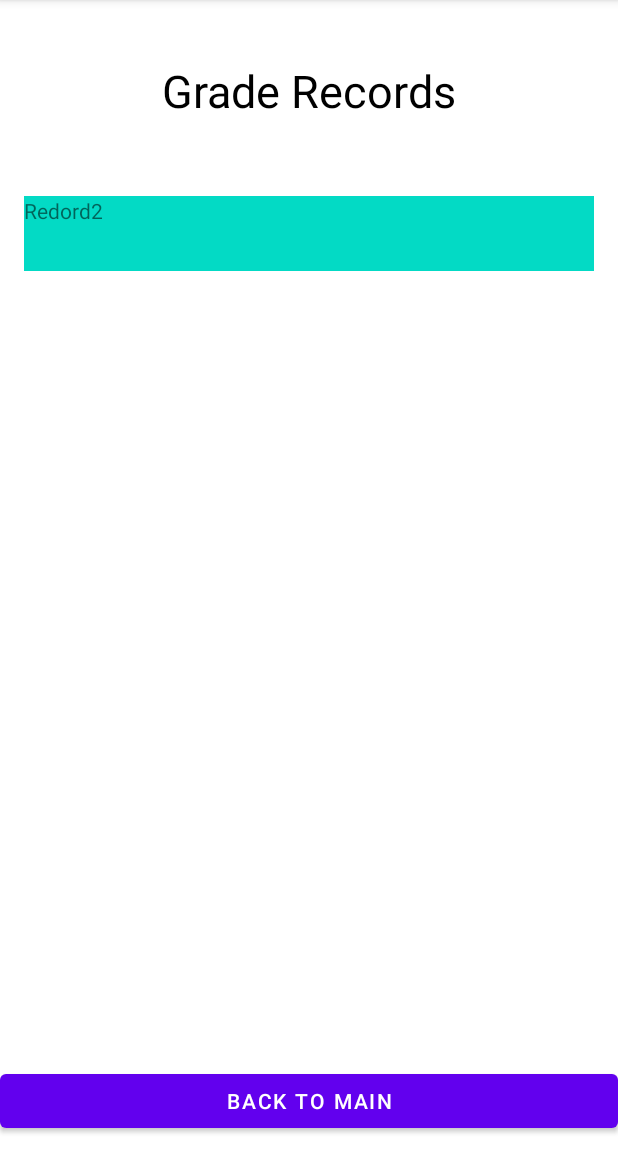
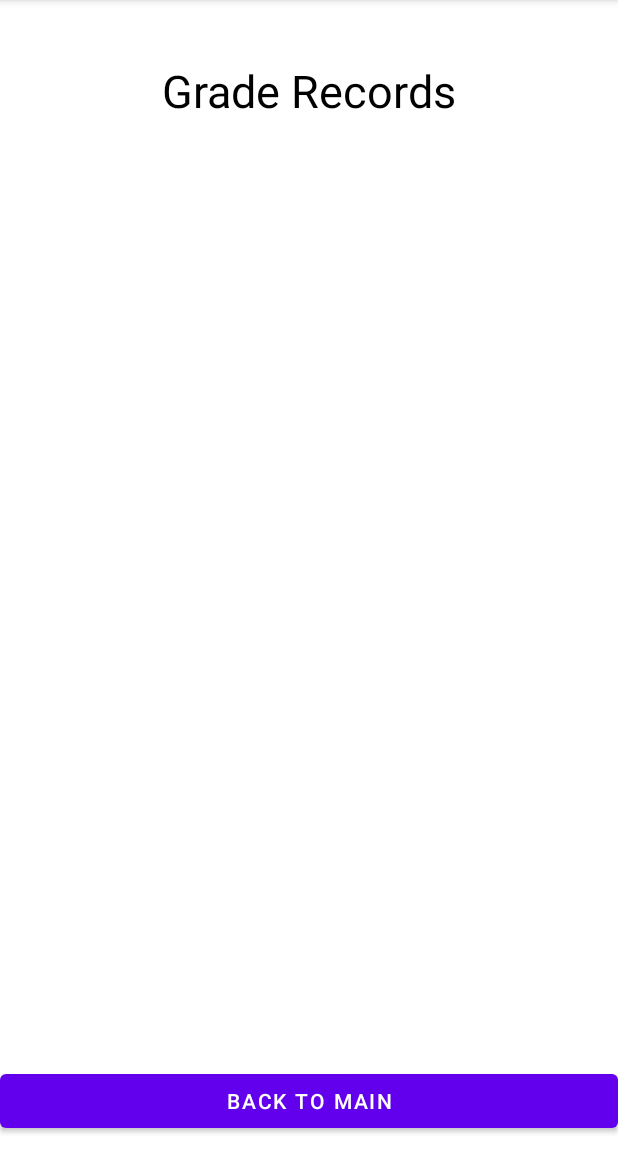
Before and after one commit to peterhuga/INFO6124Project1, an Android app: the SecondActivity screen opened directly, with no data from a screen before it, on a phone screen of 412 x 824 dp, the part 84-1236 px from its top. Run offline under Robolectric (Android 15) with nearby library versions, the phone set to English and light mode, and no system bars; 2 statements that could not run were skipped.

```diff
--- a/app/src/main/java/jwang/example/info6124lab2/SecondActivity.kt
+++ b/app/src/main/java/jwang/example/info6124lab2/SecondActivity.kt
@@ -1,29 +1,47 @@
 package jwang.example.info6124lab2
 
 import android.content.Intent
-import androidx.appcompat.app.AppCompatActivity
 import android.os.Bundle
+import android.util.Log
 import android.view.View
 import android.widget.TextView
+import androidx.appcompat.app.AppCompatActivity
+import androidx.recyclerview.widget.LinearLayoutManager
 import androidx.recyclerview.widget.RecyclerView
+import com.google.gson.Gson
+import com.google.gson.reflect.TypeToken
 
 class SecondActivity : AppCompatActivity() {
 
+    val TAG = "activity2"
+    lateinit var gradeRecordList: ArrayList<GradeRecord>
+    lateinit var recyclerView: RecyclerView
+    lateinit var recyclerViewManager: RecyclerView.LayoutManager
 
 
-    //var recyclerView: RecyclerView = findViewById(R.id.recyclerViewRecords)
-    //var recyclerAdapter: RecyclerAdapter = RecyclerAdapter(gradeRecordList)
+
 
     override fun onCreate(savedInstanceState: Bundle?) {
         super.onCreate(savedInstanceState)
         setContentView(R.layout.activity_second)
+        Log.i(TAG, "starting")
+
+
+        gradeRecordList= ArrayList<GradeRecord>()
+        val sharedPreferences = getSharedPreferences("grade records", MODE_PRIVATE)
+        val gson = Gson()
+        val json = sharedPreferences.getString("record", "")
+        val type = object : TypeToken<ArrayList<GradeRecord>>() {}.type
+        gradeRecordList = gson.fromJson(json,type)
 
 
 
-//Testing intent sending GradeRecord object
-        val record = intent.extras?.get("extra_object") as Object
-        val displayText = findViewById<TextView>(R.id.textView7)
-        displayText.text = record.toString()
+        recyclerView = findViewById(R.id.recyclerViewRecords)
+        recyclerViewManager = LinearLayoutManager(applicationContext)
+        recyclerView.layoutManager = recyclerViewManager
+        recyclerView.setHasFixedSize(true)
+        recyclerView.adapter = RecyclerAdapter(gradeRecordList)
+
     }
 
     fun onButtonClick(view: View) {
--- a/app/src/main/res/layout/activity_second.xml
+++ b/app/src/main/res/layout/activity_second.xml
@@ -29,32 +29,18 @@
         app:layout_constraintStart_toStartOf="parent"
         android:onClick="onButtonClick"/>
 
-    <TextView
-        android:id="@+id/textView7"
-        android:layout_width="0dp"
-        android:layout_height="50dp"
-        android:layout_marginStart="16dp"
-        android:layout_marginTop="50dp"
-        android:layout_marginEnd="16dp"
-        android:background="@color/teal_200"
-        android:text="Redord2"
-        app:layout_constraintEnd_toEndOf="parent"
-        app:layout_constraintHorizontal_bias="0.5"
-        app:layout_constraintStart_toStartOf="parent"
-        app:layout_constraintTop_toBottomOf="@+id/textView3" />
-
     <androidx.recyclerview.widget.RecyclerView
         android:id="@+id/recyclerViewRecords"
-        android:layout_width="409dp"
-        android:layout_height="492dp"
+        android:layout_width="0dp"
+        android:layout_height="0dp"
         android:layout_marginStart="1dp"
-        android:layout_marginTop="50dp"
+        android:layout_marginTop="20dp"
         android:layout_marginEnd="1dp"
         android:layout_marginBottom="40dp"
         app:layout_constraintBottom_toTopOf="@+id/button2"
         app:layout_constraintEnd_toEndOf="parent"
         app:layout_constraintStart_toStartOf="parent"
-        app:layout_constraintTop_toBottomOf="@+id/textView7" />
+        app:layout_constraintTop_toBottomOf="@id/textView3" />
 
     <TextView
         android:id="@+id/textViewCounter"
```
Also changed, not shown: app/src/main/java/jwang/example/info6124lab2/MainActivity.kt (+23 -9 lines).
